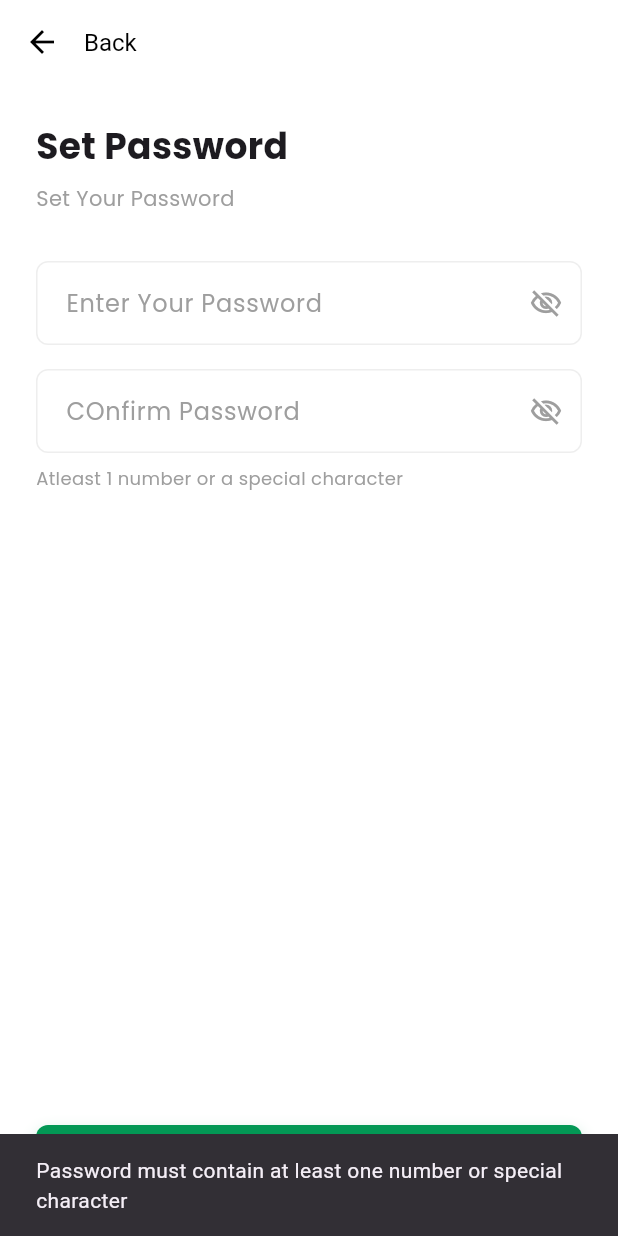
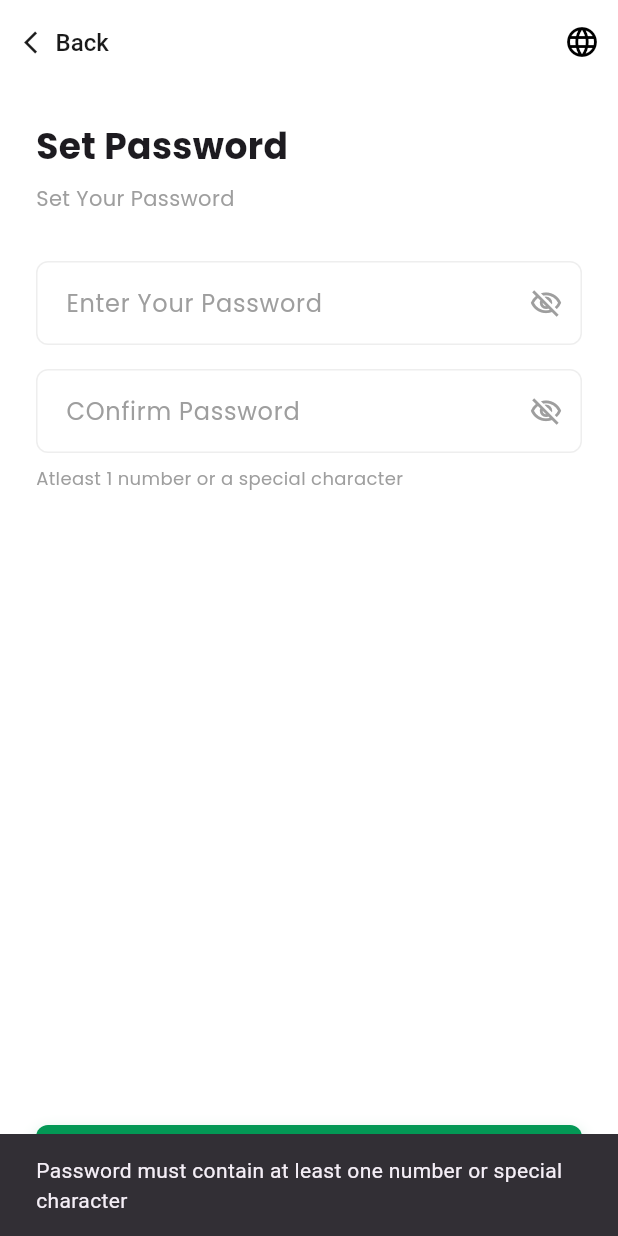
Before and after one commit to Saagarbhai/Learning, a Flutter app: the PasswordScreen screen opened by its route, after a tap on "Register", on a phone screen of 412 x 824 dp. Run offline on Flutter 3.47's test engine with Material 3 defaults, Android fonts, the phone set to English and light mode, and no system bars; our stand-ins replace equatable, flutter_bloc, flutter_svg, percent_indicator, pinput, shared_preferences and 1 more; accounts and stored records are empty.

Commit message:
add our custom app bar

```diff
--- a/lib/view/password/password_screen.dart
+++ b/lib/view/password/password_screen.dart
@@ -9,15 +9,12 @@ class PasswordScreen extends StatelessWidget {
       backgroundColor: Colors.white,
       appBar: AppBar(
         automaticallyImplyLeading: false,
+        elevation: 0,
         backgroundColor: Colors.white,
-        elevation: 0,
-        leading: GestureDetector(
-          onTap: () => Navigator.pop(context),
-          child: const Icon(Icons.arrow_back, color: Colors.black),
-        ),
-        title: Text(Lang.of(context).back,
-            style: const TextStyle(color: Colors.black, fontSize: 16)),
-        titleSpacing: 0,
+        title: const CustomBackButton(),
+        actions: [
+          LanguageButton(),
+        ],
       ),
       body: SafeArea(
         child: Padding(
@@ -27,7 +24,9 @@ class PasswordScreen extends StatelessWidget {
               if (state.isSuccess) {
                 // Show success message
                 ScaffoldMessenger.of(context).showSnackBar(
-                  const SnackBar(content: Text('Password set successfully!')),
+                  SnackBar(
+                    content: Text(Lang.of(context).passwordsetsuccessfully),
+                  ),
                 );
                 // Navigate to create profile screen
                 Navigator.of(context).push(
```
